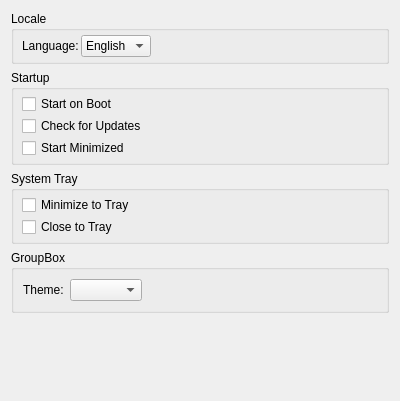
Before: the Qt Designer form ui/settings_dialog/views/application.ui in chaserdoe/Shinjiru, drawn with Qt 5.
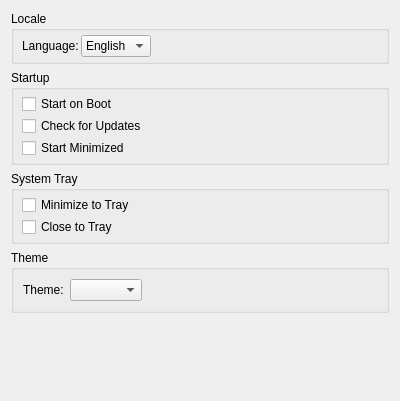
After: the same form once the commit is applied.

Commit message: Explicitly replace underscores with spaces, #36

What changed in the file:
```diff
--- a/ui/settings_dialog/views/application.ui
+++ b/ui/settings_dialog/views/application.ui
@@ -154,7 +154,7 @@
    <item>
     <widget class="QGroupBox" name="groupBox_4">
      <property name="title">
-      <string>GroupBox</string>
+      <string>Theme</string>
      </property>
      <layout class="QHBoxLayout" name="horizontalLayout_2">
       <item>
```
The commit also changes 1 other file.
